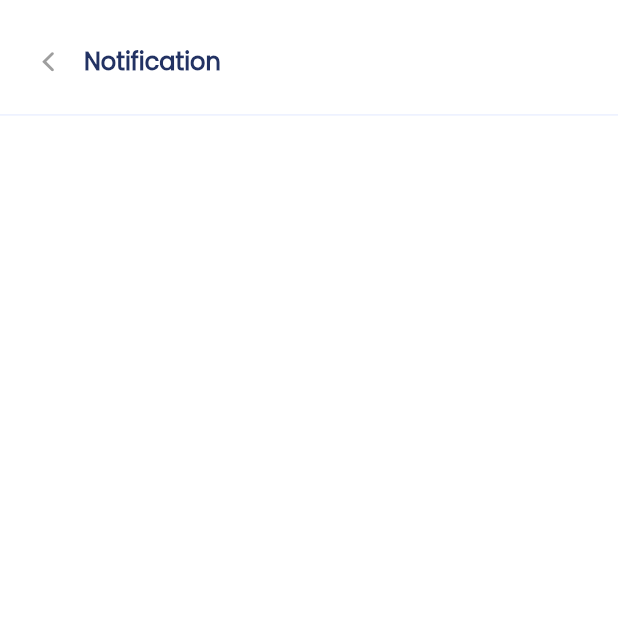
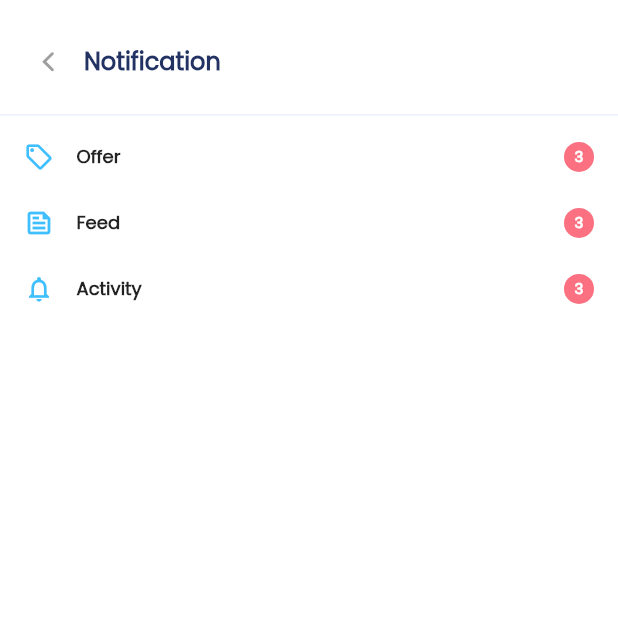
Before and after one commit to ramanassif/E-Commerce_App, a Flutter app: the NotificationScreen screen opened by its route, on a phone screen of 412 x 824 dp, the top half of it. Run offline on Flutter 3.47's test engine with Material 2 defaults, Android fonts, the phone set to English and light mode, and no system bars; our stand-ins replace flutter_svg, loading_animation_widget; missing offline and left inert: desktop_window.

Commit message:
Design NotificationScreen Complete

```diff
--- a/lib/core/routing_services/routing_services.dart
+++ b/lib/core/routing_services/routing_services.dart
@@ -1,6 +1,9 @@
 import 'package:ecommerce_app/features/favorite_screen/favorite_screen.dart';
 import 'package:ecommerce_app/features/home_screen/home_screen.dart';
-import 'package:ecommerce_app/features/notification_screen/notification_screen.dart';
+import 'package:ecommerce_app/features/notification_screen/screens/notification_activity_screen.dart';
+import 'package:ecommerce_app/features/notification_screen/screens/notification_feed_screen.dart';
+import 'package:ecommerce_app/features/notification_screen/screens/notification_offer_screen.dart';
+import 'package:ecommerce_app/features/notification_screen/screens/notification_screen.dart';
 import 'package:ecommerce_app/features/product_details_screen/product_details_screen.dart';
 import 'package:ecommerce_app/features/review_screen/review_screen.dart';
 import 'package:ecommerce_app/features/super_flash_sae_screen/super_flash_sale_screen.dart';
@@ -33,6 +36,12 @@ class AppRoute {
         return MaterialPageRoute(builder: (_) => const WriteReview());
       case 'notificationScreen':
         return MaterialPageRoute(builder: (_) => const NotificationScreen());
+      case 'notificationOfferScreen':
+        return MaterialPageRoute(builder: (_) => const NotificationOfferScreen());
+      case 'notificationFeedScreen':
+        return MaterialPageRoute(builder: (_) => const NotificationFeedScreen());
+      case 'notificationActivityScreen':
+        return MaterialPageRoute(builder: (_) => const NotificationActivityScreen());
     }
     return null;
   }
--- a/lib/features/home_screen/widgets/home_screen_widgets/home_screen_header.dart
+++ b/lib/features/home_screen/widgets/home_screen_widgets/home_screen_header.dart
@@ -1,4 +1,3 @@
-import 'package:ecommerce_app/features/favorite_screen/favorite_screen.dart';
 import 'package:ecommerce_app/features/home_screen/widgets/home_screen_widgets/search_text_field.dart';
 import 'package:flutter/cupertino.dart';
 import 'package:flutter/material.dart';
--- a/lib/features/notification_screen/notification_screen.dart
+++ b/lib/features/notification_screen/screens/notification_screen.dart
@@ -1,4 +1,5 @@
 import 'package:ecommerce_app/constants.dart';
+import 'package:ecommerce_app/features/notification_screen/widgets/notification_item.dart';
 import 'package:ecommerce_app/features/notification_screen/widgets/notification_screen_header.dart';
 import 'package:flutter/material.dart';
 
@@ -34,6 +35,35 @@ class _NotificationScreenState extends State<NotificationScreen> {
               const SizedBox(
                 height: 10,
               ),
+              GestureDetector(
+                  onTap: () {
+                    Navigator.pushNamed(context, 'notificationOfferScreen');
+                  },
+                  child: const NotificationItem(
+                    icon: Icons.local_offer_outlined,
+                    title: 'Offer',
+                    numberOfNotification: '3',
+                  )),
+              GestureDetector(
+                onTap: () {
+                  Navigator.pushNamed(context, 'notificationFeedScreen');
+                },
+                child: const NotificationItem(
+                  icon: Icons.feed_outlined,
+                  title: 'Feed',
+                  numberOfNotification: '3',
+                ),
+              ),
+              GestureDetector(
+                onTap: () {
+                  Navigator.pushNamed(context, 'notificationActivityScreen');
+                },
+                child: const NotificationItem(
+                  icon: Icons.notifications_none,
+                  title: 'Activity',
+                  numberOfNotification: '3',
+                ),
+              ),
             ],
           ),
         ),
--- /dev/null
+++ b/lib/features/notification_screen/widgets/notification_item.dart
@@ -0,0 +1,54 @@
+import 'package:ecommerce_app/constants.dart';
+import 'package:flutter/material.dart';
+
+class NotificationItem extends StatelessWidget {
+  final IconData icon;
+  final String title;
+  final String numberOfNotification;
+
+  const NotificationItem({
+    Key? key,
+    required this.icon,
+    required this.title,
+    required this.numberOfNotification,
+  }) : super(key: key);
+
+  @override
+  Widget build(BuildContext context) {
+    return Padding(
+      padding: const EdgeInsets.only(left: 16.0,right: 16.0,bottom: 24.0,),
+      child: Row(
+        children: [
+          Icon(
+            icon,
+            size: 20,
+            color: kPrimaryColor,
+          ),
+          const SizedBox(
+            width: 15,
+          ),
+          Text(
+            title,
+            style: const TextStyle(
+              fontSize: 12,
+              fontWeight: FontWeight.w700,
+            ),
+          ),
+          const Spacer(),
+          CircleAvatar(
+            backgroundColor: const Color(0xffFB7181),
+            radius: 10,
+            child: Text(
+              numberOfNotification,
+              style: const TextStyle(
+                fontSize: 10,
+                color: Colors.white,
+                fontWeight: FontWeight.w700,
+              ),
+            ),
+          )
+        ],
+      ),
+    );
+  }
+}
```
Also changed, not shown: lib/features/notification_screen/screens/notification_activity_screen.dart (added, +57 -0 lines), lib/features/notification_screen/screens/notification_feed_screen.dart (added, +60 -0 lines), lib/features/notification_screen/screens/notification_offer_screen.dart (added, +57 -0 lines), lib/features/notification_screen/widgets/notification_activity_item.dart (added, +78 -0 lines), lib/features/notification_screen/widgets/notification_feed_item.dart (added, +80 -0 lines), lib/features/notification_screen/widgets/notification_offer_item.dart (added, +74 -0 lines).
